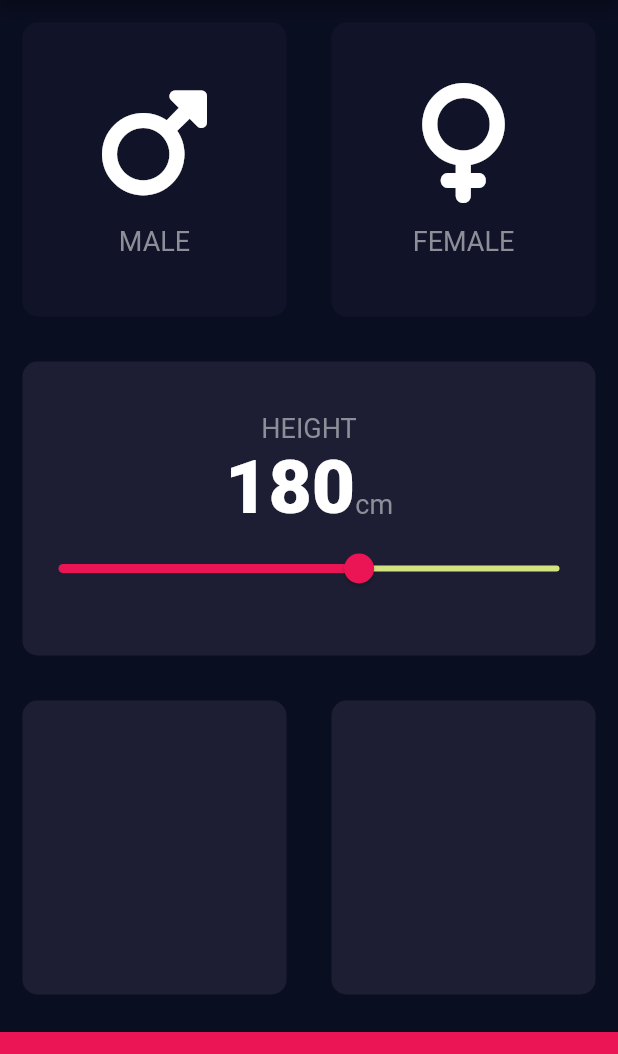
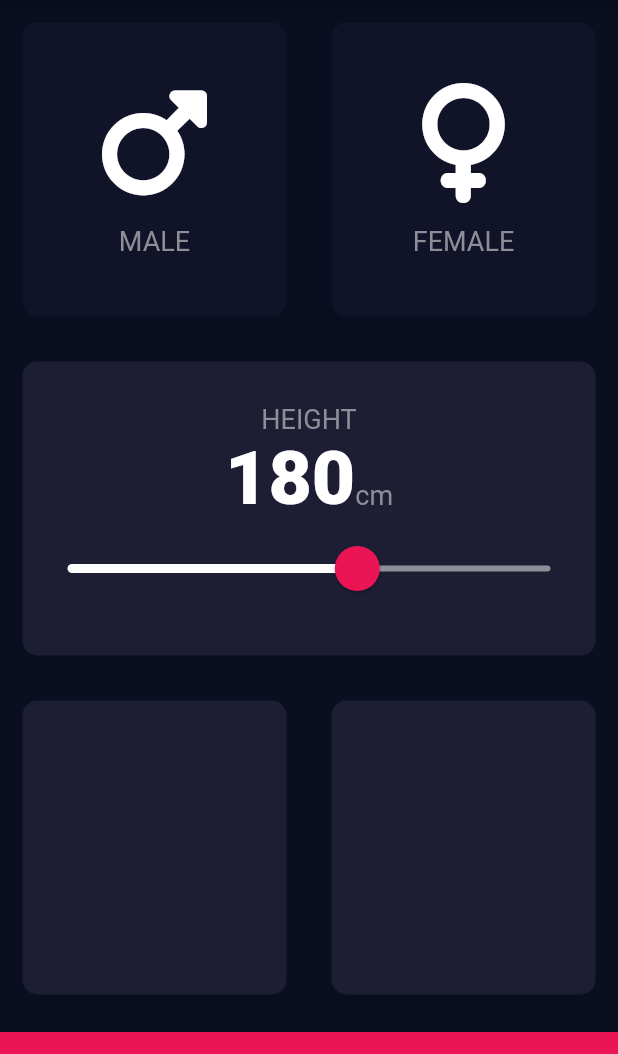
Before and after one commit to ssk-karna/bmi-calculator, a Flutter app: the screen it shows after launch, on a phone screen of 412 x 824 dp, the part 84-1138 px from its top. Run offline on Flutter 3.47's test engine with Material 2 defaults, Android fonts, the phone set to English and light mode, and no system bars; our stand-ins replace font_awesome_flutter.

Commit message:
Customized Slider theme

```diff
--- a/lib/input_page.dart
+++ b/lib/input_page.dart
@@ -80,16 +80,25 @@ class _InputPageState extends State<InputPage> {
 
                             ],
                           ),
-                          Slider(value: height.toDouble(),
+                          SliderTheme(
+                            data: SliderTheme.of(context).copyWith(
+                              activeTrackColor: Colors.white ,
+                              overlayColor: Color(0x29EB1555),
+                              inactiveTrackColor: Color(0xFF8D8E98),
+                              thumbShape: RoundSliderThumbShape(enabledThumbRadius: 15.0),
+                              overlayShape: RoundSliderOverlayShape(overlayRadius: 30.0),
+                              thumbColor: Color(0xFFEB1555),
+
+                            ),
+                            child: Slider(value: height.toDouble(),
                                 min: 120,
                                 max: 220,
-                              activeColor: Color(0xFFEB1555),
-                              inactiveColor: Color(0xFF8D8E981) ,
                                 onChanged: (double newValue){
                               setState(() {
                                 height = newValue.round();
                               });
-                              })
+                                }),
+                          )
 
                         ],
                       )),
```
Lines whose indentation alone changed are shown as unchanged.
